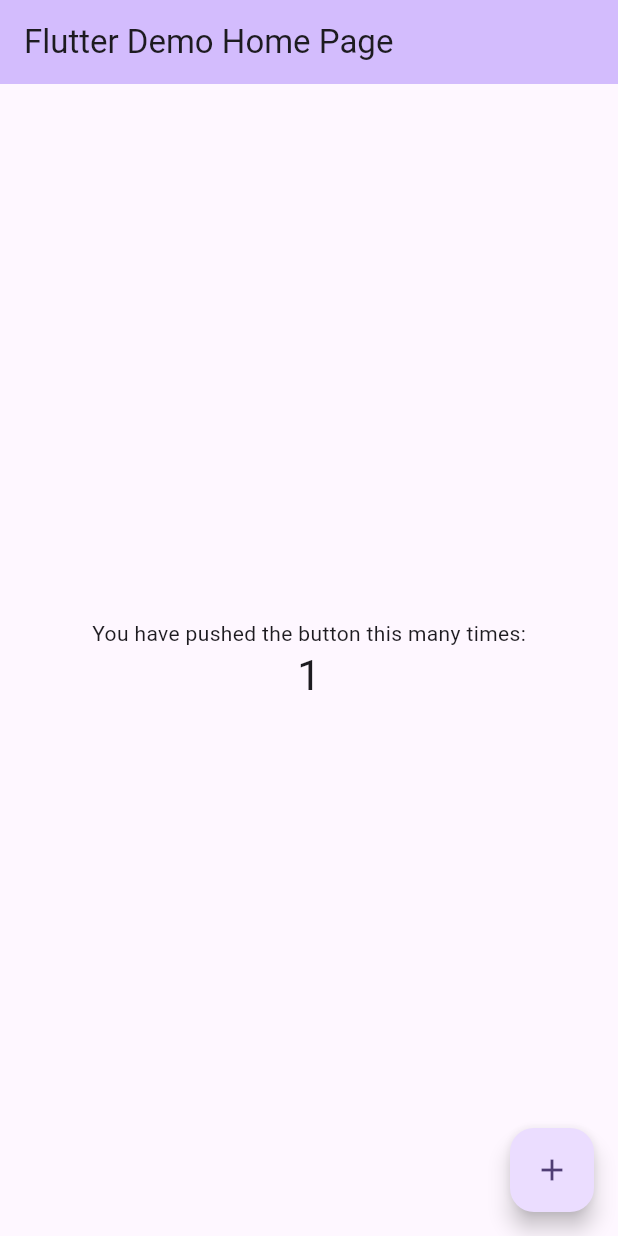
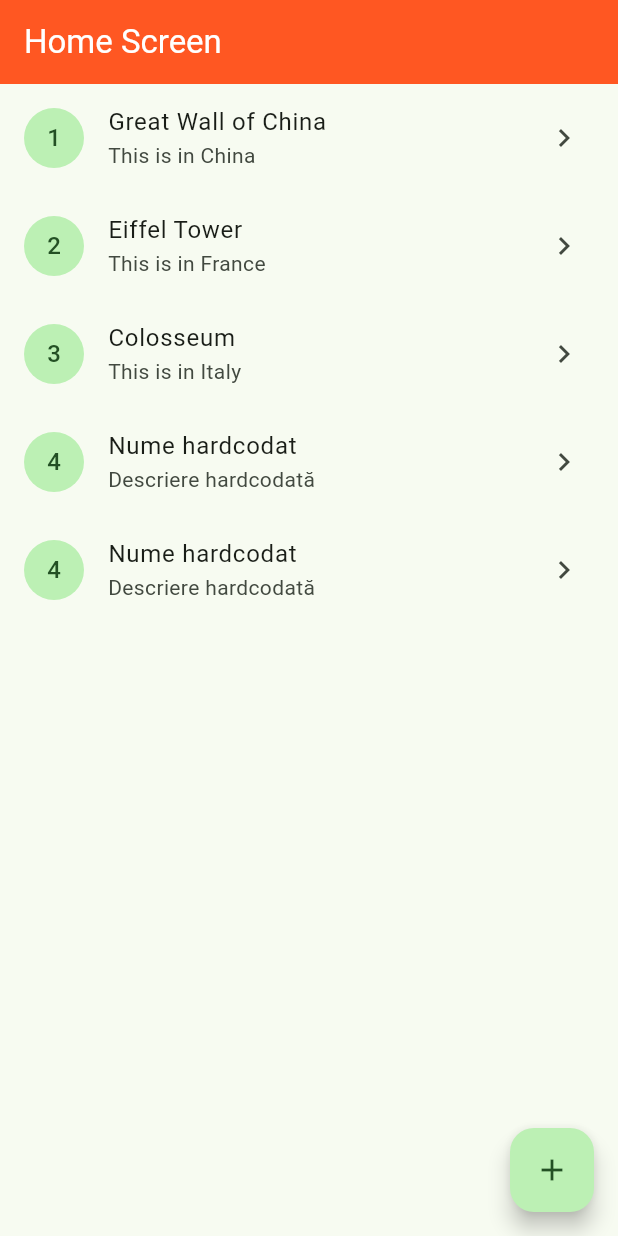
Before and after one commit to LuciBurcu/cross_platform_flutter, a Flutter app: the screen it shows after launch, after a tap on the "add" icon, on a phone screen of 412 x 824 dp. Run offline on Flutter 3.47's test engine with Material 3 defaults, Android fonts, the phone set to English and light mode, and no system bars; our stand-ins replace equatable.

Commit message:
Add homescreen, landmark model, and repository for landmark management

```diff
--- a/lib/main.dart
+++ b/lib/main.dart
@@ -1,3 +1,5 @@
+import 'package:cross_platform_flutter/src/homescreen/repository/landmark_repository.dart';
+import 'package:cross_platform_flutter/src/homescreen/screens/homescreen.dart';
 import 'package:flutter/material.dart';
 
 void main() {
@@ -7,116 +9,14 @@ void main() {
 class MyApp extends StatelessWidget {
   const MyApp({super.key});
 
-  // This widget is the root of your application.
   @override
   Widget build(BuildContext context) {
     return MaterialApp(
       title: 'Flutter Demo',
       theme: ThemeData(
-        // This is the theme of your application.
-        //
-        // TRY THIS: Try running your application with "flutter run". You'll see
-        // the application has a purple toolbar. Then, without quitting the app,
-        // try changing the seedColor in the colorScheme below to Colors.green
-        // and then invoke "hot reload" (save your changes or press the "hot
-        // reload" button in a Flutter-supported IDE, or press "r" if you used
-        // the command line to start the app).
-        //
-        // Notice that the counter didn't reset back to zero; the application
-        // state is not lost during the reload. To reset the state, use hot
-        // restart instead.
-        //
-        // This works for code too, not just values: Most code changes can be
-        // tested with just a hot reload.
-        colorScheme: ColorScheme.fromSeed(seedColor: Colors.deepPurple),
+        colorScheme: ColorScheme.fromSeed(seedColor: Colors.green),
       ),
-      home: const MyHomePage(title: 'Flutter Demo Home Page'),
+      home: Homescreen(landmarkRepository: LandmarkRepository()),
     );
   }
 }
-
-class MyHomePage extends StatefulWidget {
-  const MyHomePage({super.key, required this.title});
-
-  // This widget is the home page of your application. It is stateful, meaning
-  // that it has a State object (defined below) that contains fields that affect
-  // how it looks.
-
-  // This class is the configuration for the state. It holds the values (in this
-  // case the title) provided by the parent (in this case the App widget) and
-  // used by the build method of the State. Fields in a Widget subclass are
-  // always marked "final".
-
-  final String title;
-
-  @override
-  State<MyHomePage> createState() => _MyHomePageState();
-}
-
-class _MyHomePageState extends State<MyHomePage> {
-  int _counter = 0;
-
-  void _incrementCounter() {
-    setState(() {
-      // This call to setState tells the Flutter framework that something has
-      // changed in this State, which causes it to rerun the build method below
-      // so that the display can reflect the updated values. If we changed
-      // _counter without calling setState(), then the build method would not be
-      // called again, and so nothing would appear to happen.
-      _counter++;
-    });
-  }
-
-  @override
-  Widget build(BuildContext context) {
-    // This method is rerun every time setState is called, for instance as done
-    // by the _incrementCounter method above.
-    //
-    // The Flutter framework has been optimized to make rerunning build methods
-    // fast, so that you can just rebuild anything that needs updating rather
-    // than having to individually change instances of widgets.
-    return Scaffold(
-      appBar: AppBar(
-        // TRY THIS: Try changing the color here to a specific color (to
-        // Colors.amber, perhaps?) and trigger a hot reload to see the AppBar
-        // change color while the other colors stay the same.
-        backgroundColor: Theme.of(context).colorScheme.inversePrimary,
-        // Here we take the value from the MyHomePage object that was created by
-        // the App.build method, and use it to set our appbar title.
-        title: Text(widget.title),
-      ),
-      body: Center(
-        // Center is a layout widget. It takes a single child and positions it
-        // in the middle of the parent.
-        child: Column(
-          // Column is also a layout widget. It takes a list of children and
-          // arranges them vertically. By default, it sizes itself to fit its
-          // children horizontally, and tries to be as tall as its parent.
-          //
-          // Column has various properties to control how it sizes itself and
-          // how it positions its children. Here we use mainAxisAlignment to
-          // center the children vertically; the main axis here is the vertical
-          // axis because Columns are vertical (the cross axis would be
-          // horizontal).
-          //
-          // TRY THIS: Invoke "debug painting" (choose the "Toggle Debug Paint"
-          // action in the IDE, or press "p" in the console), to see the
-          // wireframe for each widget.
-          mainAxisAlignment: MainAxisAlignment.center,
-          children: <Widget>[
-            const Text('You have pushed the button this many times:'),
-            Text(
-              '$_counter',
-              style: Theme.of(context).textTheme.headlineMedium,
-            ),
-          ],
-        ),
-      ),
-      floatingActionButton: FloatingActionButton(
-        onPressed: _incrementCounter,
-        tooltip: 'Increment',
-        child: const Icon(Icons.add),
-      ), // This trailing comma makes auto-formatting nicer for build methods.
-    );
-  }
-}
--- /dev/null
+++ b/lib/src/homescreen/models/landmark.dart
@@ -0,0 +1,16 @@
+import 'package:equatable/equatable.dart';
+
+class Landmark extends Equatable {
+  const Landmark({
+    required this.id,
+    required this.name,
+    required this.description,
+  });
+
+  final String id;
+  final String name;
+  final String description;
+
+  @override
+  List<Object?> get props => [id, name, description];
+}
--- /dev/null
+++ b/lib/src/homescreen/repository/landmark_repository.dart
@@ -0,0 +1,55 @@
+import 'package:cross_platform_flutter/src/homescreen/models/landmark.dart';
+
+class LandmarkRepository {
+  final List<Landmark> _landmarks = [
+    const Landmark(
+      id: '1',
+      name: 'Great Wall of China',
+      description: 'This is in China',
+    ),
+    const Landmark(
+      id: '2',
+      name: 'Eiffel Tower',
+      description: 'This is in France',
+    ),
+    const Landmark(id: '3', name: 'Colosseum', description: 'This is in Italy'),
+  ];
+
+  // R
+
+  List<Landmark> getLandmarks() {
+    return _landmarks;
+  }
+
+  Landmark getLandmarkById(String id) {
+    return _landmarks.firstWhere((landmark) => landmark.id == id);
+  }
+
+  Landmark createLandmark(String name, String description) {
+    final newLandmark = Landmark(
+      id: (_landmarks.length + 1).toString(),
+      name: name,
+      description: description,
+    );
+    _landmarks.add(newLandmark);
+    return newLandmark;
+  }
+
+  Landmark updateLandmark(String id, String name, String description) {
+    final index = _landmarks.indexWhere((landmark) => landmark.id == id);
+    if (index != -1) {
+      final updatedLandmark = Landmark(
+        id: id,
+        name: name,
+        description: description,
+      );
+      _landmarks[index] = updatedLandmark;
+      return updatedLandmark;
+    }
+    throw Exception('Landmark not found');
+  }
+
+  void deleteLandmark(String id) {
+    _landmarks.removeWhere((landmark) => landmark.id == id);
+  }
+}
--- /dev/null
+++ b/lib/src/homescreen/screens/homescreen.dart
@@ -0,0 +1,58 @@
+import 'package:cross_platform_flutter/src/homescreen/models/landmark.dart';
+import 'package:cross_platform_flutter/src/homescreen/repository/landmark_repository.dart';
+import 'package:flutter/material.dart';
+
+class Homescreen extends StatefulWidget {
+  const Homescreen({super.key, required this.landmarkRepository});
+
+  final LandmarkRepository landmarkRepository;
+
+  @override
+  State<Homescreen> createState() => _HomescreenState();
+}
+
+class _HomescreenState extends State<Homescreen> {
+  late List<Landmark> _landmarks;
+
+  @override
+  void initState() {
+    super.initState();
+    _landmarks = widget.landmarkRepository.getLandmarks();
+  }
+
+  void _onCreateLandmark() {
+    final newLandmark = widget.landmarkRepository.createLandmark(
+      'Nume hardcodat',
+      'Descriere hardcodată',
+    );
+    _landmarks.add(newLandmark);
+    setState(() {});
+  }
+
+  @override
+  Widget build(BuildContext context) {
+    return Scaffold(
+      appBar: AppBar(
+        backgroundColor: Colors.deepOrange,
+        title: const Text('Home Screen', style: TextStyle(color: Colors.white)),
+      ),
+      body: ListView.builder(
+        itemCount: _landmarks.length,
+        itemBuilder: (context, index) {
+          final landmark = _landmarks[index];
+
+          return ListTile(
+            title: Text(landmark.name),
+            subtitle: Text(landmark.description),
+            leading: CircleAvatar(child: Text(landmark.id)),
+            trailing: Icon(Icons.chevron_right),
+          );
+        },
+      ),
+      floatingActionButton: FloatingActionButton(
+        onPressed: _onCreateLandmark,
+        child: Icon(Icons.add),
+      ),
+    );
+  }
+}
--- a/pubspec.yaml
+++ b/pubspec.yaml
@@ -30,7 +30,7 @@ environment:
 dependencies:
   flutter:
     sdk: flutter
-
+  equatable: ^2.0.7
   # The following adds the Cupertino Icons font to your application.
   # Use with the CupertinoIcons class for iOS style icons.
   cupertino_icons: ^1.0.8
```
Also changed, not shown: pubspec.lock.
